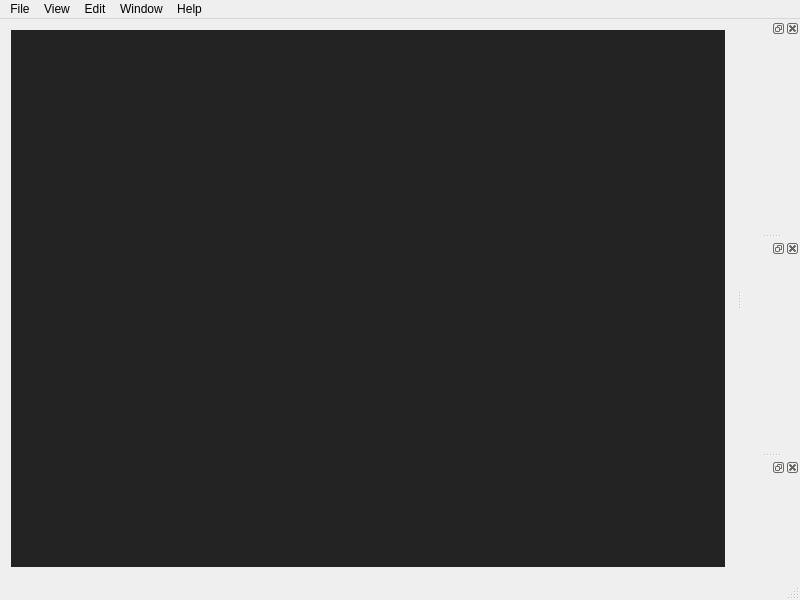
Above: mainwindow.ui from yazzy-yazzy/Serius before the change. Below: the same form after it.
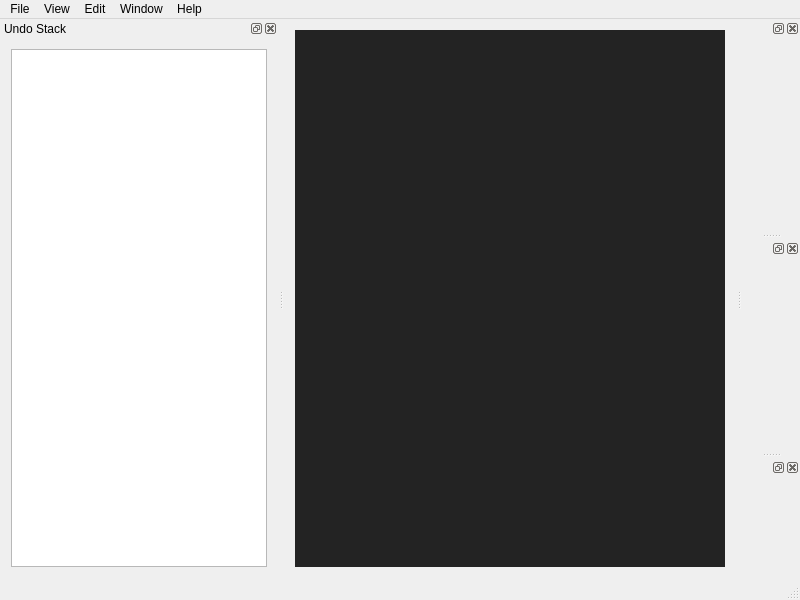
That is the form after the change. Icons and pictures are not drawn. Custom widgets are drawn as their Qt base class.

Commit message:
Add Undo/Redo
Under Construction

```diff
--- a/mainwindow.ui
+++ b/mainwindow.ui
@@ -264,6 +264,40 @@
     </layout>
    </widget>
   </widget>
+  <widget class="QDockWidget" name="dockWidget4">
+   <property name="floating">
+    <bool>true</bool>
+   </property>
+   <property name="allowedAreas">
+    <set>Qt::NoDockWidgetArea</set>
+   </property>
+   <property name="windowTitle">
+    <string>Undo Stack</string>
+   </property>
+   <attribute name="dockWidgetArea">
+    <number>1</number>
+   </attribute>
+   <widget class="QWidget" name="dockWidgetContents_2">
+    <layout class="QVBoxLayout" name="verticalLayout_5">
+     <item>
+      <widget class="QUndoView" name="undoView">
+       <property name="editTriggers">
+        <set>QAbstractItemView::NoEditTriggers</set>
+       </property>
+       <property name="showDropIndicator" stdset="0">
+        <bool>false</bool>
+       </property>
+       <property name="alternatingRowColors">
+        <bool>true</bool>
+       </property>
+       <property name="selectionBehavior">
+        <enum>QAbstractItemView::SelectRows</enum>
+       </property>
+      </widget>
+     </item>
+    </layout>
+   </widget>
+  </widget>
   <action name="actionOpen">
    <property name="icon">
     <iconset resource="resource.qrc">
```
Left out of the diff: 66 changed lines with no effect on the pictures. The commit also changes 17 other files.
